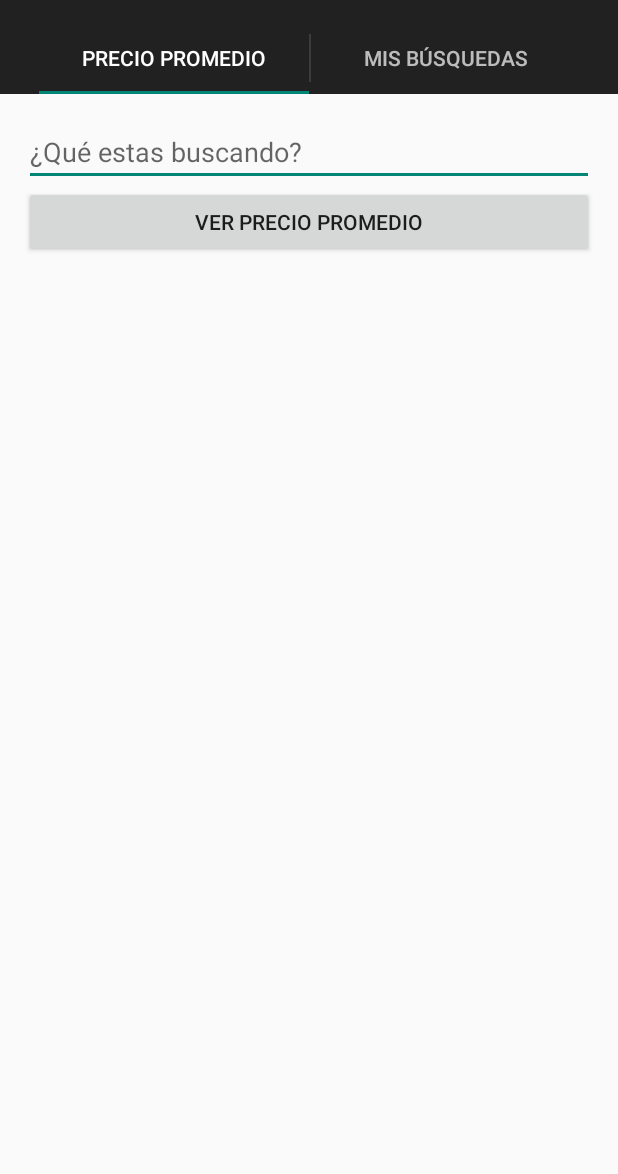
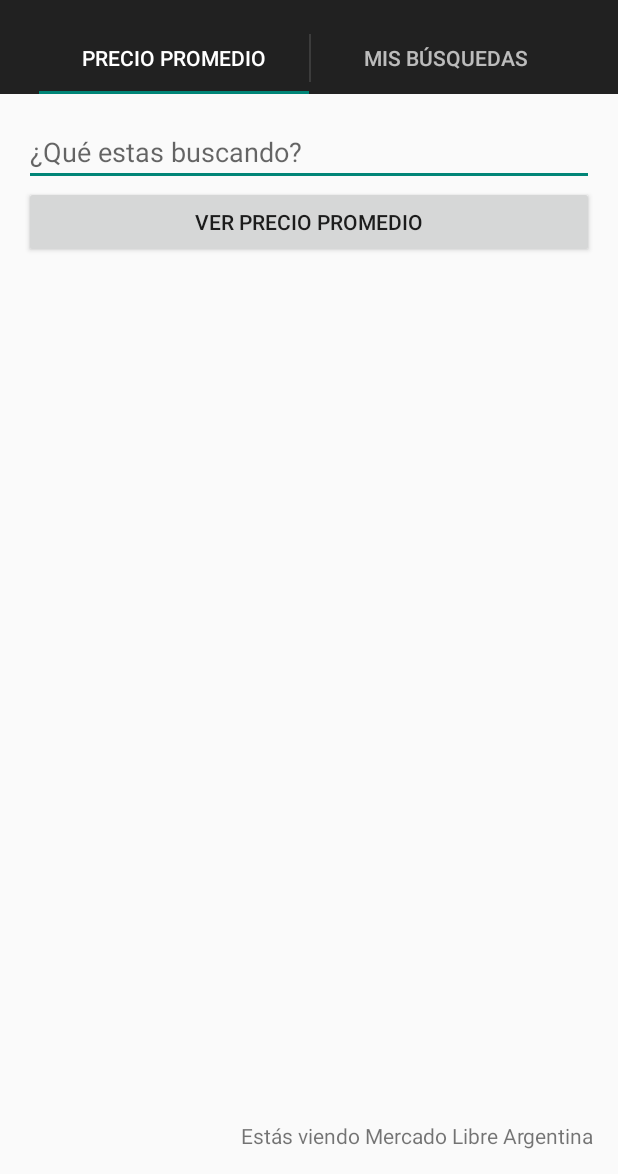
Before and after one commit to DumontIT/mi-mercado-libre_android, an Android app: the screen it shows after launch (HomeActivity), on a phone screen of 412 x 824 dp, the part 62-1236 px from its top. Run offline under Robolectric (Android 15) with nearby library versions, the phone set to English and light mode, and no system bars; libraries missing offline, so code that uses them is left out: org.springframework.http, org.springframework.web.

Commit message:
Display a label showing the current site.

```diff
--- a/Super ML (Mobile App)/src/main/java/com/nbempire/superml/component/activity/HomeActivity.java
+++ b/Super ML (Mobile App)/src/main/java/com/nbempire/superml/component/activity/HomeActivity.java
@@ -7,6 +7,7 @@ import android.content.IntentFilter;
 import android.content.SharedPreferences;
 import android.content.pm.ApplicationInfo;
 import android.content.pm.PackageManager;
+import android.content.res.Resources;
 import android.os.AsyncTask;
 import android.os.Bundle;
 import android.preference.PreferenceManager;
@@ -51,7 +52,7 @@ public class HomeActivity extends ActionBarActivity implements ActionBar.TabList
 
     private static ProductService productService = new ProductServiceImpl();
 
-    private SharedPreferences sharedPreferences;
+    private static SharedPreferences sharedPreferences;
 
     /**
      * The {@link android.support.v4.view.PagerAdapter} that will provide fragments for each of the sections. We use a {@link FragmentPagerAdapter}
@@ -74,6 +75,8 @@ public class HomeActivity extends ActionBarActivity implements ActionBar.TabList
     private static TextView maximumPrice;
 
     private static TextView moneySymbol;
+
+    private static TextView countryLabel;
 
     @Override
     protected void onCreate(Bundle savedInstanceState) {
@@ -242,6 +245,40 @@ public class HomeActivity extends ActionBarActivity implements ActionBar.TabList
             minimumPrice = (TextView) container.findViewById(R.id.homeMinimumPrice);
             maximumPrice = (TextView) container.findViewById(R.id.homeMaximumPrice);
             moneySymbol = (TextView) container.findViewById(R.id.homeMoneySymbol);
+            countryLabel = (TextView) container.findViewById(R.id.homeCountryLabel);
+
+            String choosenCountry = getEntryForListPreferenceValue(sharedPreferences.getString("country", "MLA"), R.array.pref_countries_values,
+                                                                   R.array.pref_countries_entries);
+            countryLabel.setText(String.format("%s %s", getText(R.string.home_checking_ml_site), choosenCountry));
+        }
+
+        /**
+         * Get selected setting entry (the label) for a specified ListPreference entries-values pair.
+         *
+         * @param settingValue
+         *         The setting stored value. You can get that value by doing sharedPreferences.getString({keyName}, "defaultValue").
+         * @param valuesResourceId
+         *         Resource ID for the string array resource where to look for the specified {@code settingValue}. This resource is set in
+         *         ListPreference definition.
+         * @param entriesResourceId
+         *         Resource ID that contains entries for the specified {@code valuesResourceId}.
+         *
+         * @return The corresponding entry for the specified {@code settingValue}.
+         */
+        private String getEntryForListPreferenceValue(String settingValue, int valuesResourceId, int entriesResourceId) {
+            //  TODO : Refactor :  Extract this method to some helper class or something similar.
+            Resources resources = getResources();
+
+            String[] values = resources.getStringArray(valuesResourceId);
+            int index;
+            for (index = 0; index < values.length; index++) {
+                String eachKey = values[index];
+                if (eachKey.equals(settingValue)) {
+                    break;
+                }
+            }
+
+            return resources.getStringArray(entriesResourceId)[index];
         }
 
         private void onCreateViewForMyQueriesFragment(final View container) {
--- a/Super ML (Mobile App)/src/main/res/layout/fragment_average_price.xml
+++ b/Super ML (Mobile App)/src/main/res/layout/fragment_average_price.xml
@@ -70,4 +70,13 @@
         android:textSize="@dimen/money_symbol_size"
         android:visibility="invisible" />
 
+    <TextView
+        android:layout_width="wrap_content"
+        android:layout_height="wrap_content"
+        android:textAppearance="?android:attr/textAppearanceSmall"
+        android:id="@+id/homeCountryLabel"
+        android:layout_alignParentBottom="true"
+        android:layout_alignParentRight="true"
+        android:layout_alignParentEnd="true" />
+
 </RelativeLayout>
--- a/Super ML (Mobile App)/src/main/res/values/strings.xml
+++ b/Super ML (Mobile App)/src/main/res/values/strings.xml
@@ -11,5 +11,6 @@
     <string name="section_my_query_help_text">Elegí una categoría para encontrar las mejores publicaciones</string>
     <string name="average_price_must_enter_query">Debe ingresar un producto</string>
     <string name="error_generic">Ocurrió un error, intente de nuevo más tarde</string>
+    <string name="home_checking_ml_site">Estás viendo Mercado Libre</string>
 
 </resources>
--- a/Super ML (Mobile App)/src/main/res/values/strings_activity_settings.xml
+++ b/Super ML (Mobile App)/src/main/res/values/strings_activity_settings.xml
@@ -4,7 +4,7 @@
     <string name="pref_header_general">General</string>
 
     <string name="pref_choose_country">Cambiar país</string>
-    <string-array name="pref_countries_titles">
+    <string-array name="pref_countries_entries">
         <item>Argentina</item>
         <item>Brasil</item>
         <item>Chile</item>
@@ -19,7 +19,7 @@
         <item>Uruguay</item>
         <item>Venezuela</item>
     </string-array>
-    <string-array name="pref_countries_list_values">
+    <string-array name="pref_countries_values">
         <item>MLA</item>
         <item>MLB</item>
         <item>MLC</item>
--- a/Super ML (Mobile App)/src/main/res/xml/pref_general.xml
+++ b/Super ML (Mobile App)/src/main/res/xml/pref_general.xml
@@ -5,8 +5,8 @@
         android:key="country"
         android:title="@string/pref_choose_country"
         android:defaultValue="0"
-        android:entries="@array/pref_countries_titles"
-        android:entryValues="@array/pref_countries_list_values"
+        android:entries="@array/pref_countries_entries"
+        android:entryValues="@array/pref_countries_values"
         android:negativeButtonText="@null"
         android:positiveButtonText="@null" />
 
```
Also changed, not shown: 1 other file.
